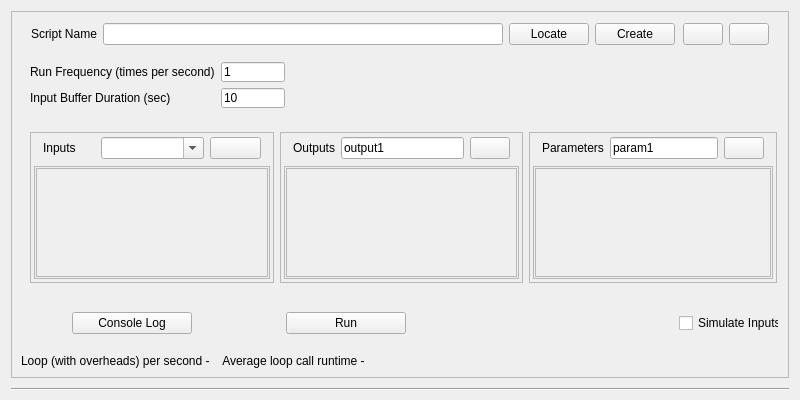
First picture: the form in physiolabxr/_ui/ScriptingWidget.ui, repository PhysioLabXR/PhysioLabXR-Community, before the edit.
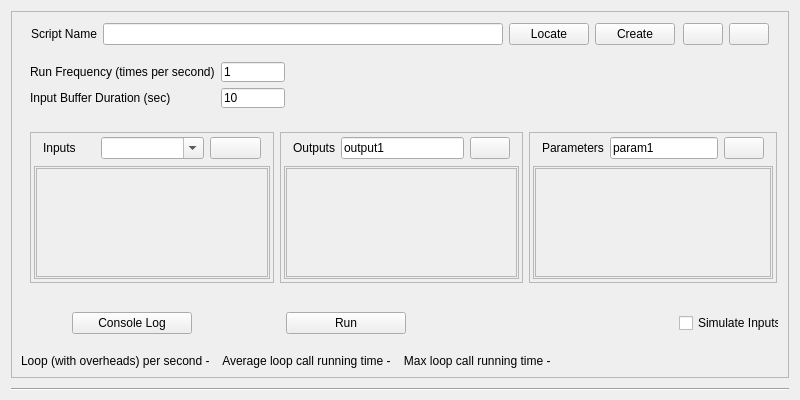
Second picture: the form after the edit.

Commit message: optimize replay tab user flow; add load previously used replay file

```diff
--- a/physiolabxr/_ui/ScriptingWidget.ui
+++ b/physiolabxr/_ui/ScriptingWidget.ui
@@ -928,7 +928,7 @@
          </size>
         </property>
         <property name="text">
-         <string>Loop (with overheads) per second -    Average loop call runtime -</string>
+         <string>Loop (with overheads) per second -    Average loop call running time -    Max loop call running time -</string>
         </property>
        </widget>
       </item>
```
Left out of the diff: 15 changed lines with no effect on the pictures. The commit also changes 5 other files.
